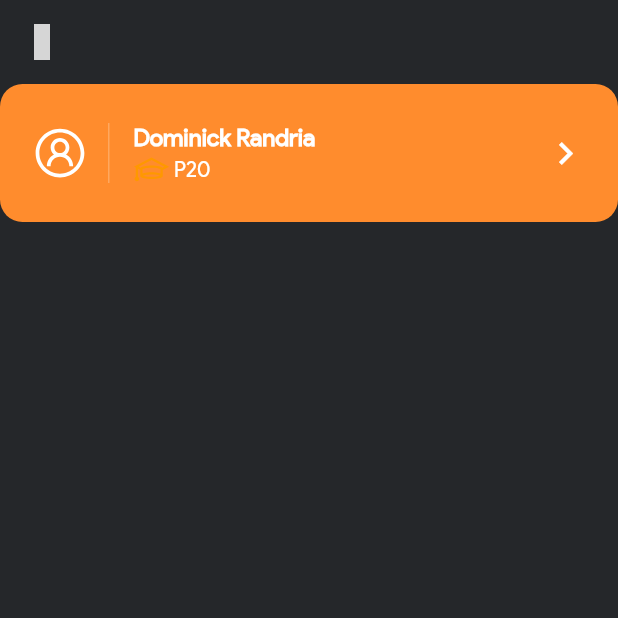
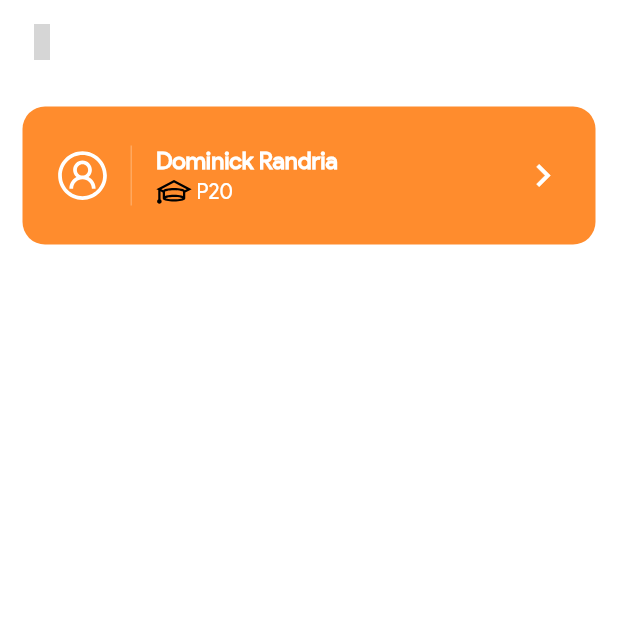
Before and after one commit to iTeam-S/GFS, a Flutter app: the screen it shows after launch, on a phone screen of 412 x 824 dp, the top half of it. Run offline on Flutter 3.47's test engine with Material 2 defaults, Android fonts, the phone set to English and light mode, and no system bars; our stand-ins replace card_swiper, fl_chart, flutter_custom_clippers, get, line_icons, syncfusion_flutter_calendar; grey boxes are pictures that could not be loaded.

Commit message:
solution 13 eh

```diff
--- a/lib/views/membres.dart
+++ b/lib/views/membres.dart
@@ -11,12 +11,12 @@ class MembreList extends StatelessWidget {
   Widget build(BuildContext context) {
     GlobalKey<ScaffoldState> _key = GlobalKey();
     return Scaffold(
-      backgroundColor: Color(0xff25272a),
+      backgroundColor: Colors.white,
       key: _key,
       drawer: drawer,
       appBar: AppBar(
         elevation: 0,
-        backgroundColor: Color(0xff25272a),
+        backgroundColor: Colors.white,
         leading: IconButton(
           onPressed: () {
             _key.currentState!.openDrawer();
@@ -24,7 +24,7 @@ class MembreList extends StatelessWidget {
           icon: Icon(
             LineIcons.verticalEllipsis,
           ),
-          color: Colors.white,
+          color: Colors.black,
         ),
       ),
       body: SingleChildScrollView(
@@ -33,6 +33,7 @@ class MembreList extends StatelessWidget {
               crossAxisAlignment: CrossAxisAlignment.start,
               children: [
             Container(
+              margin: EdgeInsets.all(15),
               decoration: BoxDecoration(
                   borderRadius: BorderRadius.circular(15),
                   color: Color(0xFFFF8C2D)),
@@ -60,7 +61,7 @@ class MembreList extends StatelessWidget {
 
                   subtitle: Row(
                     children: <Widget>[
-                      Icon(LineIcons.graduationCap, color: Colors.orange),
+                      Icon(LineIcons.graduationCap, color: Colors.black),
                       Text(" P20", style: TextStyle(color: Colors.white))
                     ],
                   ),
```
